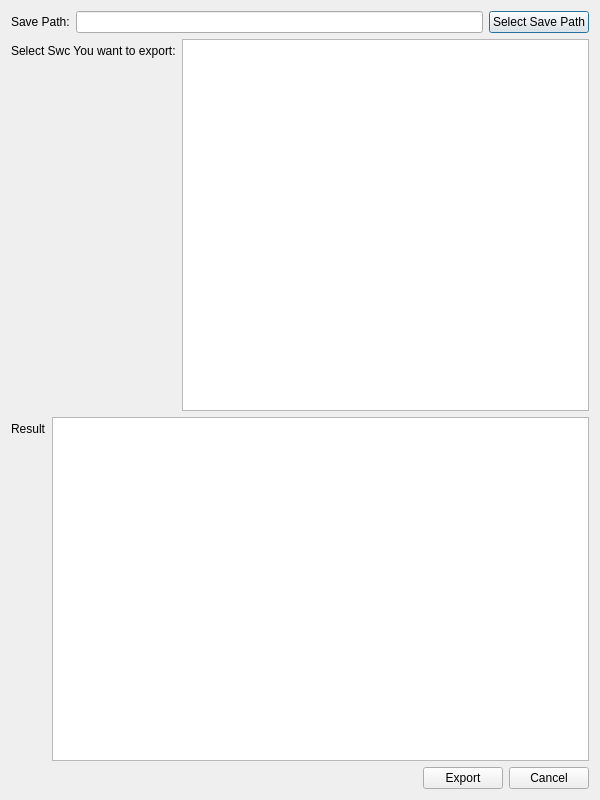
This is src/SwcManagerClient/src/ui/vieweportswctofile.ui in kiraYuukiAsuna/GoMongoDb as Qt 5 draws it before an edit. The edited form follows.
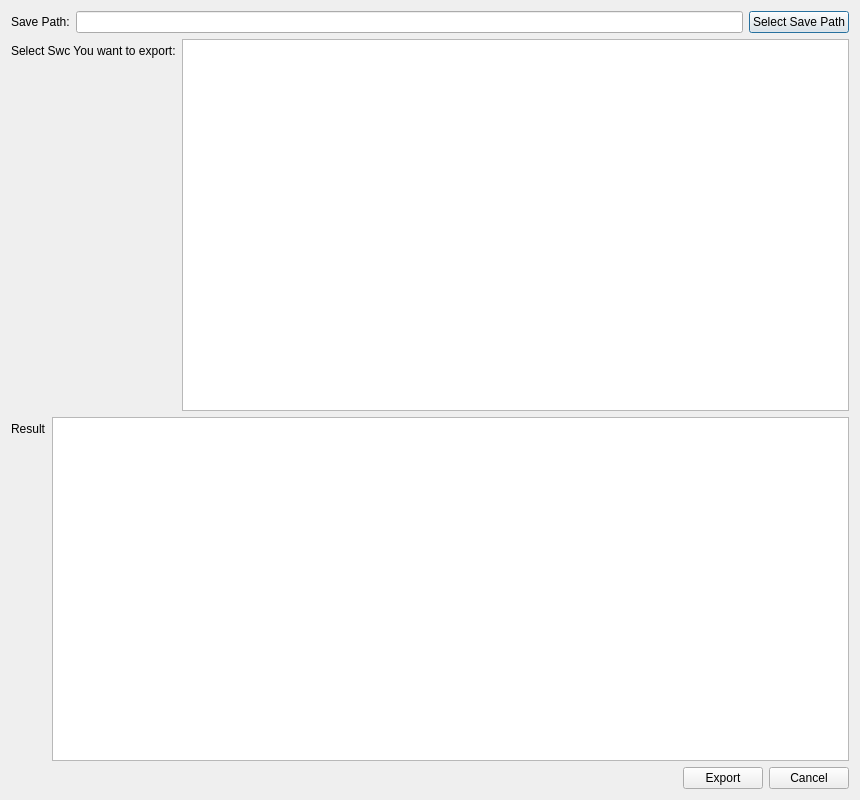
This is the edited form.

```diff
--- a/src/SwcManagerClient/src/ui/vieweportswctofile.ui
+++ b/src/SwcManagerClient/src/ui/vieweportswctofile.ui
@@ -6,7 +6,7 @@
    <rect>
     <x>0</x>
     <y>0</y>
-    <width>600</width>
+    <width>860</width>
     <height>800</height>
    </rect>
   </property>
```
Left out of the diff: 6 changed lines with no effect on the pictures.
